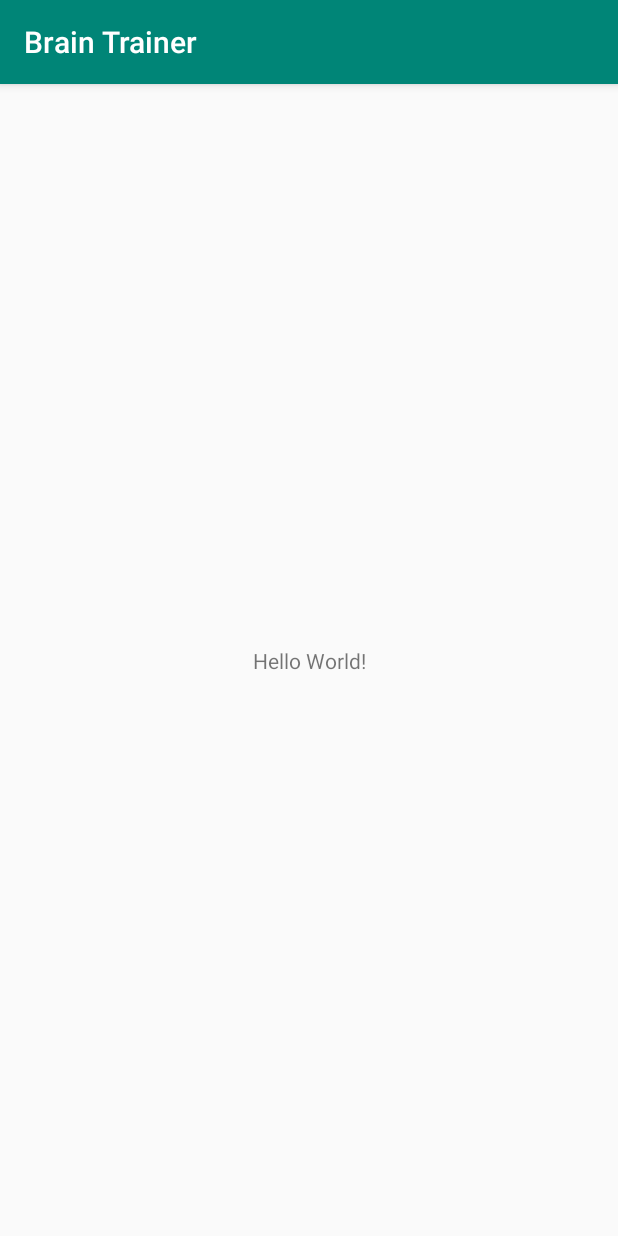
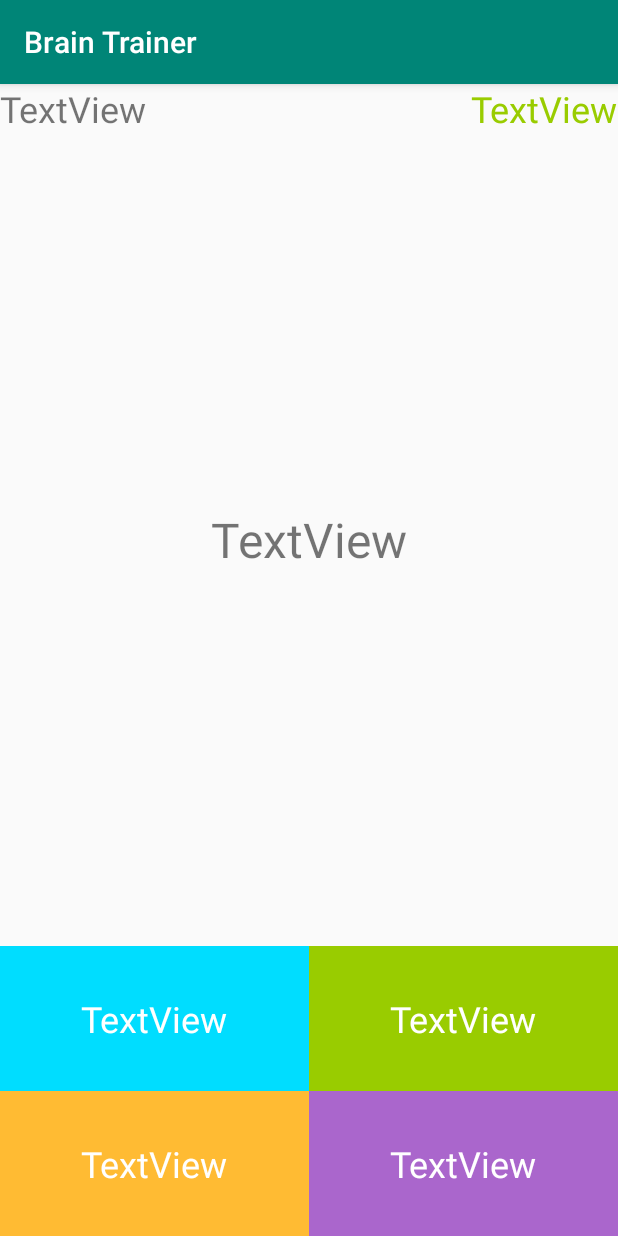
Before and after one commit to ExploiD2005/BrainTrainer, an Android app: the screen it shows after launch (MainActivity), on a phone screen of 412 x 824 dp. Run offline under Robolectric (Android 15) with nearby library versions, the phone set to English and light mode, and no system bars.

Commit message:
Нарисовали Activity

```diff
--- a/app/src/main/res/layout/activity_main.xml
+++ b/app/src/main/res/layout/activity_main.xml
@@ -7,12 +7,88 @@
     tools:context=".MainActivity">
 
     <TextView
+        android:id="@+id/textViewOpinion2"
+        android:layout_width="0dp"
+        android:layout_height="wrap_content"
+        android:background="@android:color/holo_orange_light"
+        android:gravity="center"
+        android:padding="@dimen/padding_inside_textview"
+        android:text="TextView"
+        android:textColor="#ffffff"
+        android:textSize="@dimen/text_size_options"
+        app:layout_constraintBottom_toBottomOf="parent"
+        app:layout_constraintEnd_toStartOf="@+id/textViewOpinion3"
+        app:layout_constraintStart_toStartOf="parent" />
+
+    <TextView
+        android:id="@+id/textViewOpinion3"
+        android:layout_width="0dp"
+        android:layout_height="wrap_content"
+        android:background="@android:color/holo_purple"
+        android:gravity="center"
+        android:padding="@dimen/padding_inside_textview"
+        android:text="TextView"
+        android:textColor="#ffffff"
+        android:textSize="@dimen/text_size_options"
+        app:layout_constraintBottom_toBottomOf="parent"
+        app:layout_constraintEnd_toEndOf="parent"
+        app:layout_constraintStart_toEndOf="@id/textViewOpinion2" />
+
+    <TextView
+        android:id="@+id/textViewOpinion0"
+        android:layout_width="0dp"
+        android:layout_height="wrap_content"
+        android:background="@android:color/holo_blue_bright"
+        android:gravity="center"
+        android:padding="@dimen/padding_inside_textview"
+        android:text="TextView"
+        android:textColor="#ffffff"
+        android:textSize="@dimen/text_size_options"
+        app:layout_constraintBottom_toTopOf="@+id/textViewOpinion2"
+        app:layout_constraintEnd_toStartOf="@+id/textViewOpinion1"
+        app:layout_constraintStart_toStartOf="parent" />
+
+    <TextView
+        android:id="@+id/textViewOpinion1"
+        android:layout_width="0dp"
+        android:layout_height="wrap_content"
+        android:background="@android:color/holo_green_light"
+        android:gravity="center"
+        android:padding="@dimen/padding_inside_textview"
+        android:text="TextView"
+        android:textColor="#ffffff"
+        android:textSize="@dimen/text_size_options"
+        app:layout_constraintBottom_toTopOf="@+id/textViewOpinion3"
+        app:layout_constraintEnd_toEndOf="parent"
+        app:layout_constraintStart_toEndOf="@id/textViewOpinion0" />
+
+    <TextView
+        android:id="@+id/textViewScore"
         android:layout_width="wrap_content"
         android:layout_height="wrap_content"
-        android:text="Hello World!"
-        app:layout_constraintBottom_toBottomOf="parent"
-        app:layout_constraintLeft_toLeftOf="parent"
-        app:layout_constraintRight_toRightOf="parent"
+        android:text="TextView"
+        android:textSize="24sp"
+        app:layout_constraintStart_toStartOf="parent"
         app:layout_constraintTop_toTopOf="parent" />
 
+    <TextView
+        android:id="@+id/textViewTimer"
+        android:layout_width="wrap_content"
+        android:layout_height="wrap_content"
+        android:text="TextView"
+        android:textColor="@android:color/holo_green_light"
+        android:textSize="24sp"
+        app:layout_constraintEnd_toEndOf="parent"
+        app:layout_constraintTop_toTopOf="parent" />
+
+    <TextView
+        android:id="@+id/textViewQuestions"
+        android:layout_width="wrap_content"
+        android:layout_height="wrap_content"
+        android:text="TextView"
+        android:textSize="32sp"
+        app:layout_constraintBottom_toTopOf="@+id/textViewOpinion0"
+        app:layout_constraintEnd_toEndOf="parent"
+        app:layout_constraintStart_toStartOf="parent"
+        app:layout_constraintTop_toBottomOf="@+id/textViewTimer" />
 </androidx.constraintlayout.widget.ConstraintLayout>
--- /dev/null
+++ b/app/src/main/res/values/dimens.xml
@@ -0,0 +1,5 @@
+<?xml version="1.0" encoding="utf-8"?>
+<resources>
+    <dimen name="padding_inside_textview">32dp</dimen>
+    <dimen name="text_size_options">24sp</dimen>
+</resources>
```
